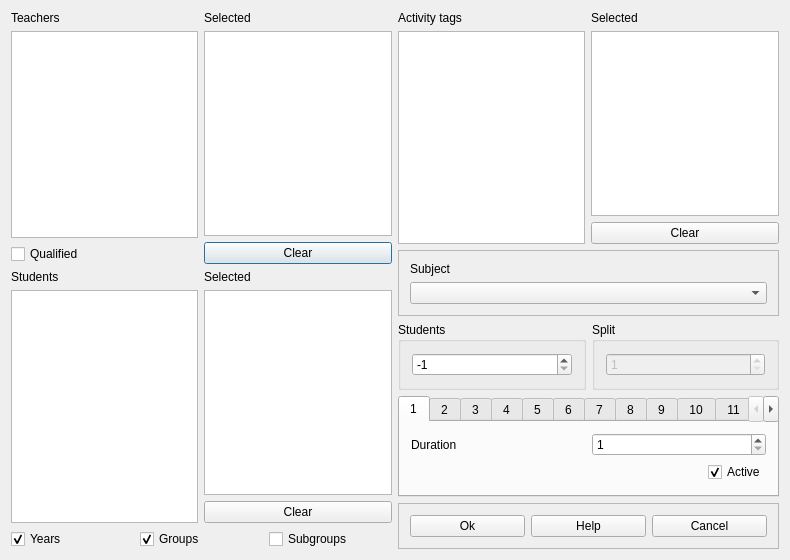
First picture: the form in src/interface/modifyactivityform_template.ui, repository rodolforg/fet, before the edit.
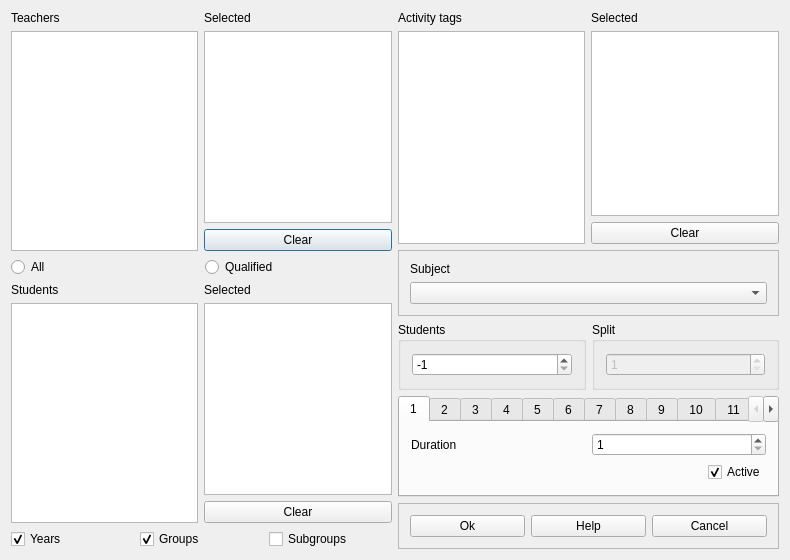
Second picture: the form after the edit.

Commit message: change qualified teacher checkbox for radiobuttons

```diff
--- a/src/interface/modifyactivityform_template.ui
+++ b/src/interface/modifyactivityform_template.ui
@@ -33,13 +33,6 @@
          <item>
           <widget class="QListWidget" name="allTeachersListWidget"/>
          </item>
-         <item>
-          <widget class="QCheckBox" name="qualifiedCheckBox">
-           <property name="text">
-            <string comment="It refers to teachers. It will show only the teachers qualified for the selected subject.">Qualified</string>
-           </property>
-          </widget>
-         </item>
         </layout>
        </item>
        <item>
@@ -68,6 +61,24 @@
        </item>
       </layout>
      </item>
+     <item>
+      <layout class="QHBoxLayout" name="horizontalLayout_79">
+       <item>
+        <widget class="QRadioButton" name="allTeachersRadioButton">
+         <property name="text">
+          <string comment="It refers to teachers. It will show all the teachers.">All</string>
+         </property>
+        </widget>
+       </item>
+       <item>
+        <widget class="QRadioButton" name="qualifiedTeachersRadioButton">
+         <property name="text">
+          <string comment="It refers to teachers. It will show only the teachers qualified for the selected subject.">Qualified</string>
+         </property>
+        </widget>
+       </item>
+      </layout>
+     </item>
      <item>
       <layout class="QHBoxLayout" name="horizontalLayout_4">
        <item>
```
The commit also changes 8 other files.
